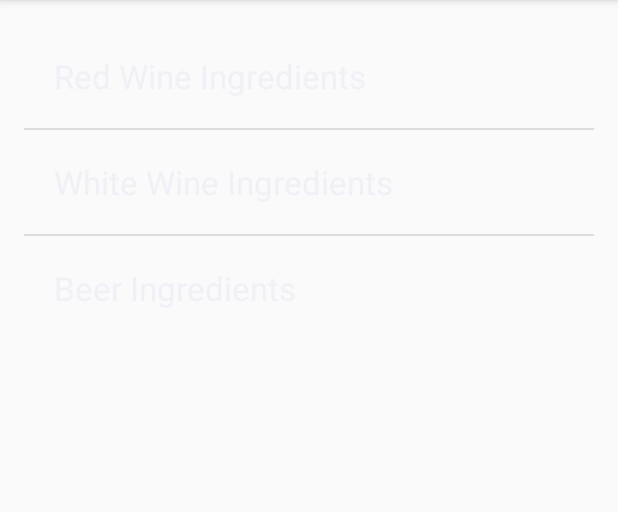
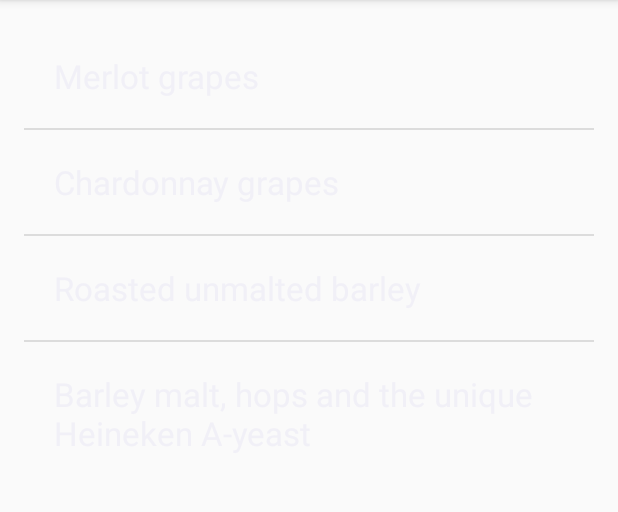
Before and after one commit to tehDugong/BACTracker, an Android app: the PhoneActivity screen opened directly, with no data from a screen before it, on a phone screen of 412 x 824 dp, the part 84-596 px from its top. Run offline under Robolectric (Android 15) with nearby library versions, the phone set to English and light mode, and no system bars.

Commit message:
categorized, got info

```diff
--- a/mobile/src/main/AndroidManifest.xml
+++ b/mobile/src/main/AndroidManifest.xml
@@ -44,7 +44,10 @@
             android:theme="@style/Theme.AppCompat.NoActionBar" >
         </activity>
 
-        <activity android:name=".DrinkInfo" />
+        <activity
+            android:name=".DrinkInfo"
+            android:theme="@style/PhoneTheme"/>
+
         <activity
             android:name=".AddDrinkActivity"
             android:label="Add Drink" >
--- a/mobile/src/main/java/org/cs160/bactracker/DBAdapter.java
+++ b/mobile/src/main/java/org/cs160/bactracker/DBAdapter.java
@@ -18,7 +18,7 @@
 	public static final String KEY_CAL = "calories";
 	public static final String KEY_CATEGORY = "category";
 
-	public static final String[] ALL_KEYS = new String[] {KEY_NAME, KEY_INGREDIENTS, KEY_ABV};
+	public static final String[] ALL_KEYS = new String[] {KEY_NAME, KEY_INGREDIENTS, KEY_ABV, KEY_CAL, KEY_CATEGORY};
 
 	// Column Numbers for each Field Name:
 	public static final int COL_NAME = 0;
@@ -43,8 +43,8 @@
 					+ ");";
 
 	private final Context context;
-	private DatabaseHelper myDBHelper;
-	private SQLiteDatabase db;
+	private static DatabaseHelper myDBHelper;
+	private static SQLiteDatabase db;
 
 
 	public DBAdapter(Context ctx) {
@@ -84,6 +84,8 @@
 	}
 
 	public void deleteAll() {
+        Log.d(TAG, "delete all");
+        /*
 		Cursor c = getAllRows();
 		long rowId = c.getColumnIndexOrThrow(KEY_NAME);
 		if (c.moveToFirst()) {
@@ -92,6 +94,8 @@
 			} while (c.moveToNext());
 		}
 		c.close();
+		*/
+        db.delete(DATABASE_TABLE, null, null);
 	}
 
 	// Return all data in the database.
--- a/mobile/src/main/java/org/cs160/bactracker/DrinkInfo.java
+++ b/mobile/src/main/java/org/cs160/bactracker/DrinkInfo.java
@@ -16,6 +16,7 @@
     double abv;
     String ingredients;
     String picturename;
+    String category;
     private static final String TAG = "DrinkInfo"; //used for logging database version changes
 
     protected void onCreate(Bundle savedInstanceState) {
@@ -31,13 +32,15 @@
             cal = extras.getInt("cal");
             abv = extras.getInt("abv");
             ingredients = extras.getString("ingredients");
+            category = extras.getString("category");
+            //Log.d(TAG, "drinkinfo "+ category);
             calTextView.setText(Integer.toString(cal) + " calories");
             abvTextView.setText(Double.toString(abv) + " %");
             ingredientsTextView.setText(ingredients);
         }
 //        getActionBar().setTitle(name);
 
-        picturename = name.replaceAll("\\s+","").toLowerCase();
+        picturename = category.replaceAll("\\s+","").toLowerCase();
         Log.i(TAG, picturename);
         Context context = drinkImageView.getContext();
         int id = context.getResources().getIdentifier(picturename, "drawable", context.getPackageName());
--- a/mobile/src/main/java/org/cs160/bactracker/PhoneActivity.java
+++ b/mobile/src/main/java/org/cs160/bactracker/PhoneActivity.java
@@ -31,7 +31,6 @@
         Log.d(TAG, "first");
         categoryList = (ListView) findViewById(R.id.listCategories);
         openDB();
-
         InitializeDatabase();
         Log.d(TAG, "startPhone");
         populateListView();
@@ -43,10 +42,16 @@
                 String name = ((TextView) view).getText().toString();
                 // start Drink Info Activity of specified drink
                 Log.d(TAG, name.toString());
-                startCategoryInfo("Wine");
+                startCategoryInfo("Beer");
 
             }
         });
+    }
+
+    public void onResume() {
+        Log.d(TAG, "onresume");
+        super.onResume();
+        openDB();
     }
 
     @Override
@@ -107,9 +112,11 @@
     public void InitializeDatabase(){
         myDB.deleteAll();
         Log.d(TAG, "after delete");
-        myDB.insertRow("Red Wine", 1, 1.1, "Wine", "Red Wine Ingredients");
-        myDB.insertRow("White Wine", 2 , 2.2, "Wine", "White Wine Ingredients");
-        myDB.insertRow("Beer", 2, 0.5, "Beer", "Beer Ingredients");
+        myDB.insertRow("Merlot", 122, 14.5, "Red Wine", "Merlot grapes");
+        myDB.insertRow("Chardonnay", 123, 14.5, "White Wine", "Chardonnay grapes");
+        myDB.insertRow("Guinness", 125, 4.1, "Beer", "Roasted unmalted barley");
+        myDB.insertRow("Heineken", 150, 5, "Beer", "Barley malt, hops and the unique Heineken A-yeast");
+
 //        myDB.insertRow("Red Wine", 1.1 , 1, "Red Wine Ingredients");
 //        myDB.insertRow("White Wine", 2.2, 2, "White Wine Ingredients");
     }
```
Also changed, not shown: mobile/src/main/java/org/cs160/bactracker/DBActivity.java (+7 -12 lines), mobile/src/main/res/drawable/beer.png (added), mobile/src/main/res/drawable/whitewine.png.
